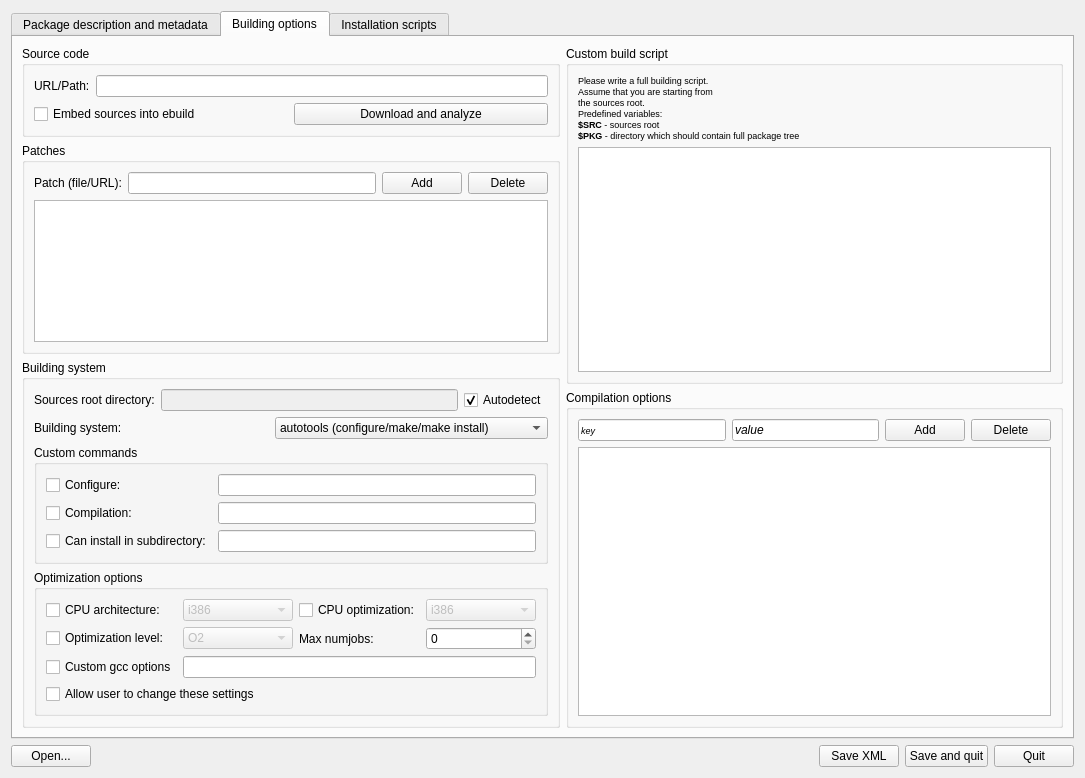
This is mpkg/packagebuilder/package_builder.ui in BackupTheBerlios/mops as Qt 5 draws it before an edit. The edited form follows.
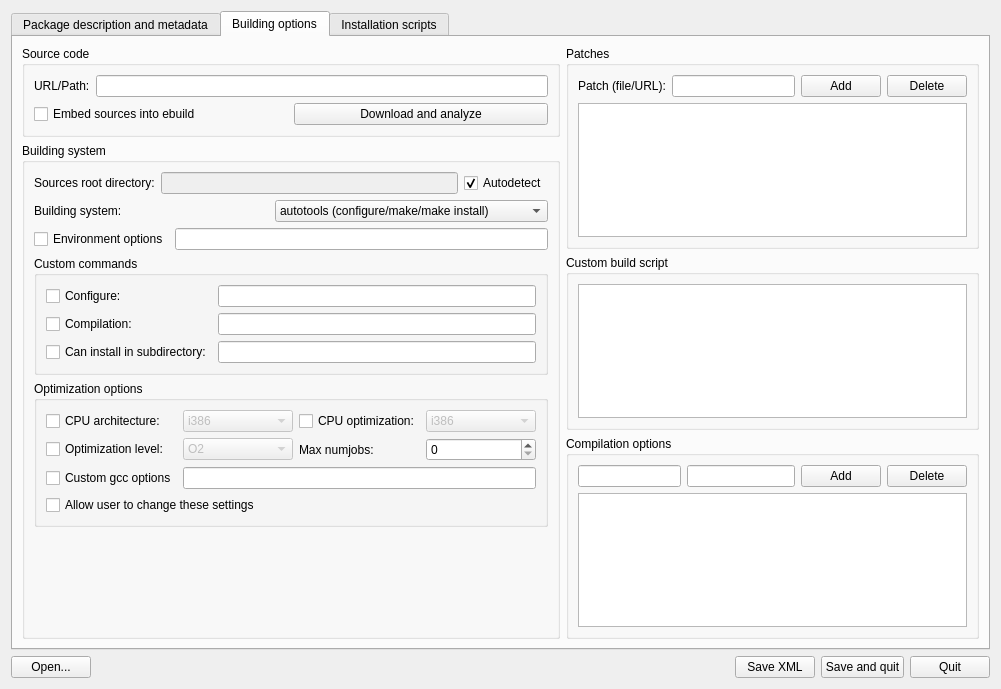
This is the edited form. The open tabs and pages were chosen to show the change. Icons and pictures are not drawn.

Commit message: More mpkg-src features and bugfixes Now supports autotools and script-driven builds

```diff
--- a/mpkg/packagebuilder/package_builder.ui
+++ b/mpkg/packagebuilder/package_builder.ui
@@ -5,8 +5,8 @@
    <rect>
     <x>0</x>
     <y>0</y>
-    <width>1085</width>
-    <height>778</height>
+    <width>1001</width>
+    <height>689</height>
    </rect>
   </property>
   <property name="windowTitle" >
@@ -923,7 +923,7 @@
       <attribute name="icon" >
        <iconset>../../../usr/share/icons/OS-K/128x128/apps/system-config-services.png</iconset>
       </attribute>
-      <layout class="QVBoxLayout" >
+      <layout class="QHBoxLayout" >
        <item>
         <layout class="QHBoxLayout" >
          <item>
@@ -969,46 +969,6 @@
              </layout>
             </widget>
            </item>
-           <item>
-            <widget class="QGroupBox" name="patchGroupBox" >
-             <property name="title" >
-              <string>Patches</string>
-             </property>
-             <layout class="QVBoxLayout" >
-              <item>
-               <layout class="QHBoxLayout" >
-                <item>
-                 <widget class="QLabel" name="patchLabel" >
-                  <property name="text" >
-                   <string>Patch (file/URL):</string>
-                  </property>
-                 </widget>
-                </item>
-                <item>
-                 <widget class="QLineEdit" name="patchEdit" />
-                </item>
-                <item>
-                 <widget class="QPushButton" name="patchAddButton" >
-                  <property name="text" >
-                   <string>Add</string>
-                  </property>
-                 </widget>
-                </item>
-                <item>
-                 <widget class="QPushButton" name="patchDeleteButton" >
-                  <property name="text" >
-                   <string>Delete</string>
-                  </property>
-                 </widget>
-                </item>
-               </layout>
-              </item>
-              <item>
-               <widget class="QListWidget" name="patchListWidget" />
-              </item>
-             </layout>
-            </widget>
-           </item>
            <item>
             <widget class="QGroupBox" name="buildingSystemGroupBox" >
              <property name="title" >
@@ -1083,6 +1043,20 @@
                 </item>
                </layout>
               </item>
+              <item>
+               <layout class="QHBoxLayout" >
+                <item>
+                 <widget class="QCheckBox" name="envOptionsCheckBox" >
+                  <property name="text" >
+                   <string>Environment options</string>
+                  </property>
+                 </widget>
+                </item>
+                <item>
+                 <widget class="QLineEdit" name="envOptionsEdit" />
+                </item>
+               </layout>
+              </item>
               <item>
                <widget class="QGroupBox" name="customCommandsGroupBox" >
                 <property name="title" >
@@ -1437,7 +1411,7 @@
                 <property name="sizeHint" >
                  <size>
                   <width>514</width>
-                  <height>31</height>
+                  <height>16</height>
                  </size>
                 </property>
                </spacer>
@@ -1449,27 +1423,52 @@
          </item>
          <item>
           <layout class="QVBoxLayout" >
+           <item>
+            <widget class="QGroupBox" name="patchGroupBox" >
+             <property name="title" >
+              <string>Patches</string>
+             </property>
+             <layout class="QVBoxLayout" >
+              <item>
+               <layout class="QHBoxLayout" >
+                <item>
+                 <widget class="QLabel" name="patchLabel" >
+                  <property name="text" >
+                   <string>Patch (file/URL):</string>
+                  </property>
+                 </widget>
+                </item>
+                <item>
+                 <widget class="QLineEdit" name="patchEdit" />
+                </item>
+                <item>
+                 <widget class="QPushButton" name="patchAddButton" >
+                  <property name="text" >
+                   <string>Add</string>
+                  </property>
+                 </widget>
+                </item>
+                <item>
+                 <widget class="QPushButton" name="patchDeleteButton" >
+                  <property name="text" >
+                   <string>Delete</string>
+                  </property>
+                 </widget>
+                </item>
+               </layout>
+              </item>
+              <item>
+               <widget class="QListWidget" name="patchListWidget" />
+              </item>
+             </layout>
+            </widget>
+           </item>
            <item>
             <widget class="QGroupBox" name="customScriptGroupBox" >
              <property name="title" >
               <string>Custom build script</string>
              </property>
              <layout class="QVBoxLayout" >
-              <item>
-               <widget class="QLabel" name="customScriptHelpLabel" >
-                <property name="text" >
-                 <string>&lt;html>&lt;head>&lt;meta name="qrichtext" content="1" />&lt;style type="text/css">
-p, li { white-space: pre-wrap; }
-&lt;/style>&lt;/head>&lt;body style=" font-family:'Sans Serif'; font-size:7pt; font-weight:400; font-style:normal;">
-&lt;p style=" margin-top:0px; margin-bottom:0px; margin-left:0px; margin-right:0px; -qt-block-indent:0; text-indent:0px;">Please write a full building script. &lt;/p>
-&lt;p style=" margin-top:0px; margin-bottom:0px; margin-left:0px; margin-right:0px; -qt-block-indent:0; text-indent:0px;">Assume that you are starting from&lt;/p>
-&lt;p style=" margin-top:0px; margin-bottom:0px; margin-left:0px; margin-right:0px; -qt-block-indent:0; text-indent:0px;">the sources root.&lt;/p>
-&lt;p style=" margin-top:0px; margin-bottom:0px; margin-left:0px; margin-right:0px; -qt-block-indent:0; text-indent:0px;">Predefined variables:&lt;/p>
-&lt;p style=" margin-top:0px; margin-bottom:0px; margin-left:0px; margin-right:0px; -qt-block-indent:0; text-indent:0px;">&lt;span style=" font-weight:600;">$SRC&lt;/span> - sources root&lt;/p>
-&lt;p style=" margin-top:0px; margin-bottom:0px; margin-left:0px; margin-right:0px; -qt-block-indent:0; text-indent:0px;">&lt;span style=" font-weight:600;">$PKG&lt;/span> - directory which should contain full package tree&lt;/p>&lt;/body>&lt;/html></string>
-                </property>
-               </widget>
-              </item>
               <item>
                <widget class="QTextEdit" name="customScriptTextEdit" />
               </item>
@@ -1493,7 +1492,7 @@
                    </font>
                   </property>
                   <property name="text" >
-                   <string>key</string>
+                   <string/>
                   </property>
                  </widget>
                 </item>
@@ -1505,7 +1504,7 @@
                    </font>
                   </property>
                   <property name="text" >
-                   <string>value</string>
+                   <string/>
                   </property>
                  </widget>
                 </item>
```
The commit also changes 5 other files.
